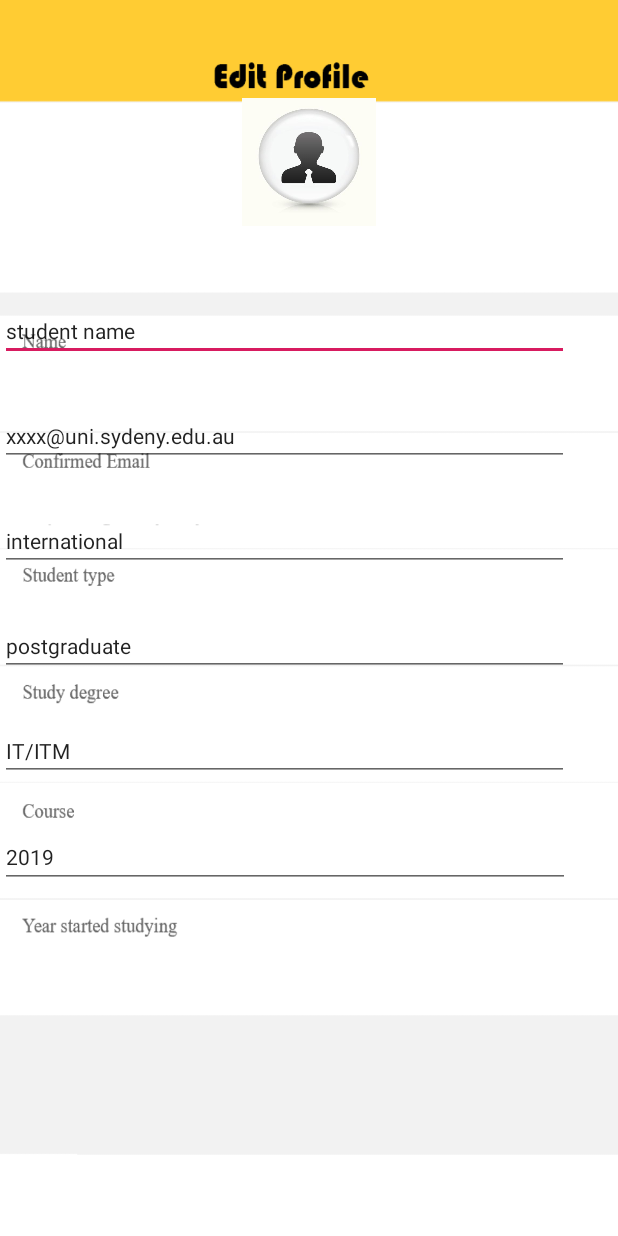
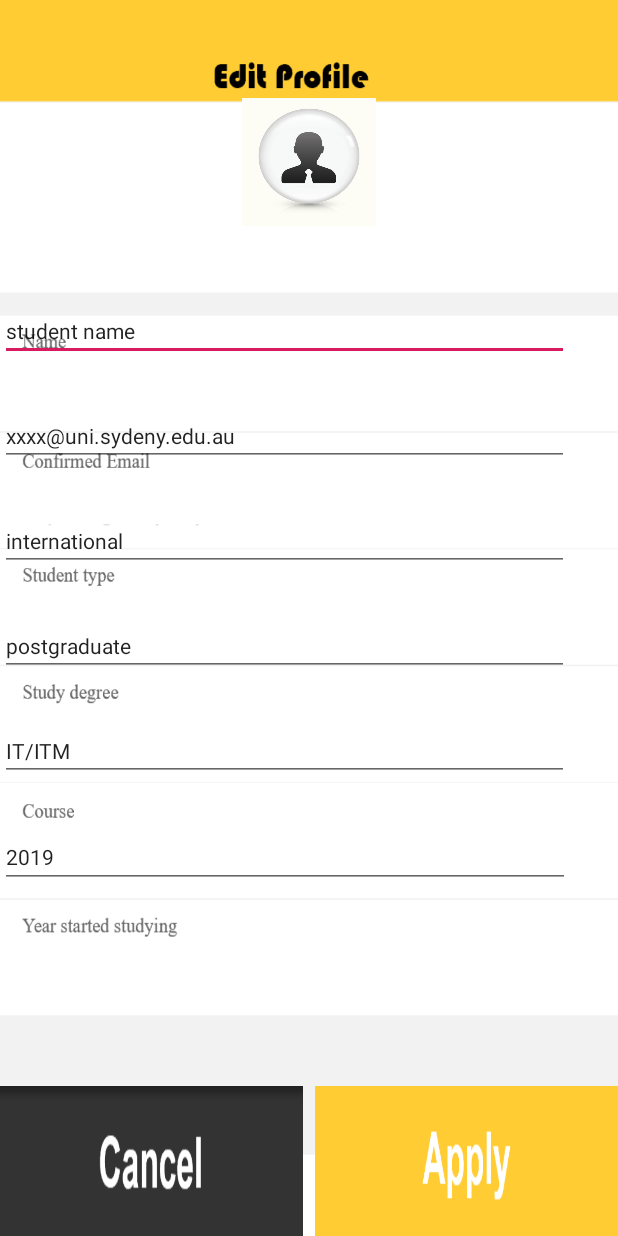
Before and after one commit to BuaaFreeTime/LazyGod, an Android app: the layout activity_me_edit.xml on its own in the app's theme, with its tools: preview values and no code run, on a phone screen of 412 x 824 dp. Run offline under Robolectric (Android 15) with nearby library versions, the phone set to English and light mode, and no system bars.

Commit message:
new activity

```diff
--- a/app/src/main/AndroidManifest.xml
+++ b/app/src/main/AndroidManifest.xml
@@ -17,6 +17,7 @@
             </intent-filter>
         </activity>
         <activity android:name=".MeActivity"></activity>
+        <activity android:name=".MeEditActivity"></activity>
     </application>
 
 </manifest>
--- a/app/src/main/res/layout/activity_me_edit.xml
+++ b/app/src/main/res/layout/activity_me_edit.xml
@@ -6,7 +6,7 @@
 
 
     <ImageButton
-        android:id="@+id/imageButton"
+        android:id="@+id/imageBtnFace"
         android:layout_width="89dp"
         android:layout_height="85dp"
         android:layout_marginTop="65dp"
@@ -14,70 +14,88 @@
         android:background="@drawable/face"/>
 
     <EditText
-        android:id="@+id/editText4"
+        android:id="@+id/editTextName"
         android:layout_width="379dp"
         android:layout_height="40dp"
         android:ems="10"
         android:inputType="textPersonName"
         android:text="student name"
         android:textSize="14sp"
-        android:layout_below="@id/imageButton"
+        android:layout_below="@id/imageBtnFace"
         android:layout_marginTop="50dp"/>
 
     <EditText
-        android:id="@+id/editText5"
+        android:id="@+id/editTextEmail"
         android:layout_width="379dp"
         android:layout_height="40dp"
         android:ems="10"
         android:inputType="textPersonName"
         android:text="xxxx@uni.sydeny.edu.au"
         android:textSize="14sp"
-        android:layout_below="@id/editText4"
+        android:layout_below="@id/editTextName"
         android:layout_marginTop="30dp"/>
 
     <EditText
-        android:id="@+id/editText6"
+        android:id="@+id/editTextInternational"
         android:layout_width="379dp"
         android:layout_height="40dp"
         android:ems="10"
         android:inputType="textPersonName"
         android:text="international"
         android:textSize="14sp"
-        android:layout_below="@id/editText5"
+        android:layout_below="@id/editTextEmail"
         android:layout_marginTop="30dp"/>
 
     <EditText
-        android:id="@+id/editText7"
+        android:id="@+id/editTextDegree"
         android:layout_width="379dp"
         android:layout_height="40dp"
         android:ems="10"
         android:inputType="textPersonName"
         android:text="postgraduate"
         android:textSize="14sp"
-        android:layout_below="@id/editText6"
+        android:layout_below="@id/editTextInternational"
         android:layout_marginTop="30dp"/>
 
     <EditText
-        android:id="@+id/editText8"
+        android:id="@+id/editTextMajor"
         android:layout_width="379dp"
         android:layout_height="40dp"
         android:ems="10"
         android:inputType="textPersonName"
         android:text="IT/ITM"
         android:textSize="14sp"
-        android:layout_below="@id/editText7"
+        android:layout_below="@id/editTextDegree"
         android:layout_marginTop="30dp"/>
 
     <EditText
-        android:id="@+id/editText9"
+        android:id="@+id/editTextYear"
         android:layout_width="380dp"
         android:layout_height="41dp"
         android:ems="10"
         android:inputType="textPersonName"
         android:text="2019"
         android:textSize="14sp"
-        android:layout_below="@id/editText8"
+        android:layout_below="@id/editTextMajor"
         android:layout_marginTop="30dp"/>
+
+    <Button
+        android:id="@+id/btnCancel"
+        android:layout_width="202dp"
+        android:layout_height="100dp"
+        android:layout_alignParentLeft="true"
+        android:layout_alignParentBottom="true"
+        android:background="@drawable/cancelbutton"
+        android:onClick="onAddItemClick"/>
+
+    <Button
+        android:id="@+id/btnApply"
+        android:layout_width="202dp"
+        android:layout_height="100dp"
+        android:layout_alignParentRight="true"
+        android:layout_alignParentBottom="true"
+        android:background="@drawable/applybutton"
+        android:onClick="onAddItemClick"/>
 
 
 
```
Also changed, not shown: app/src/main/java/comp5216/sydney/edu/au/group5/lazygod/MainActivity.java (+4 -4 lines), app/src/main/java/comp5216/sydney/edu/au/group5/lazygod/MeActivity.java (+22 -1 lines), app/src/main/java/comp5216/sydney/edu/au/group5/lazygod/MeEditActivity.java (added, +14 -0 lines), app/src/main/res/layout/activity_main.xml (+8 -8 lines), app/src/main/res/layout/activity_me.xml (+25 -25 lines).
